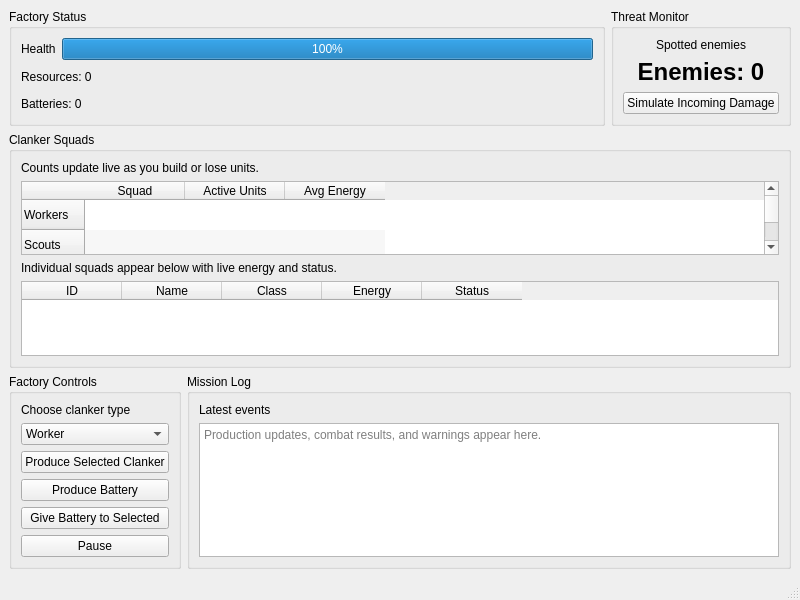
First picture: the form in ClankerFactory/mainwindow.ui, repository BowenS123/ProjectCPP, before the edit.
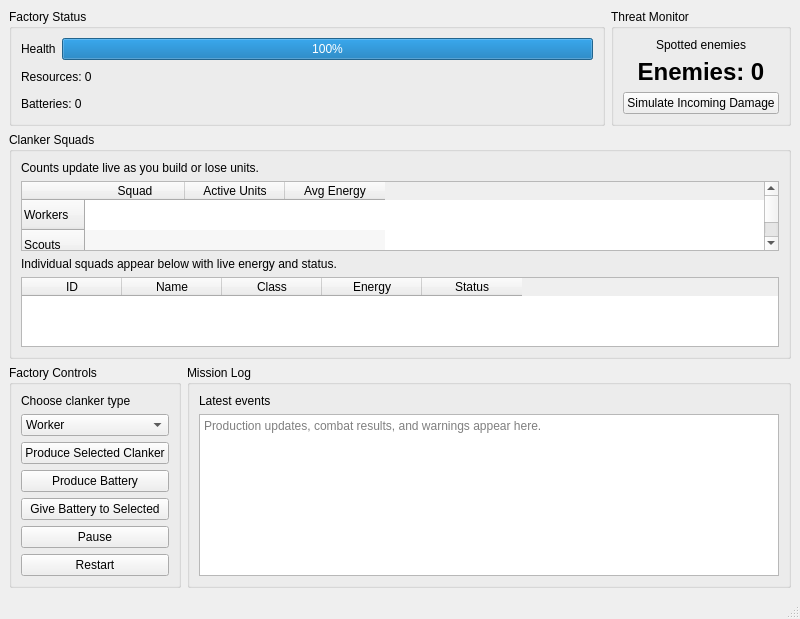
Second picture: the form after the edit.

Commit message: Add Reset btn on ui

Diff of the .ui file:
```diff
--- a/ClankerFactory/mainwindow.ui
+++ b/ClankerFactory/mainwindow.ui
@@ -299,6 +299,13 @@
                      </property>
                     </widget>
                  </item>
+                 <item row="6" column="0">
+                    <widget class="QPushButton" name="restartButton">
+                     <property name="text">
+                        <string>Restart</string>
+                     </property>
+                    </widget>
+                 </item>
                 </layout>
              </widget>
             </item>
```
